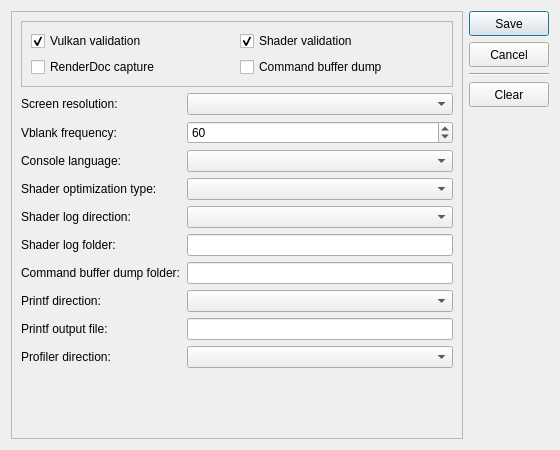
Old version of the form src/launcher/forms/configuration_edit_dialog.ui in the repository ChronoRPG/KytyPS5AstroAMD.
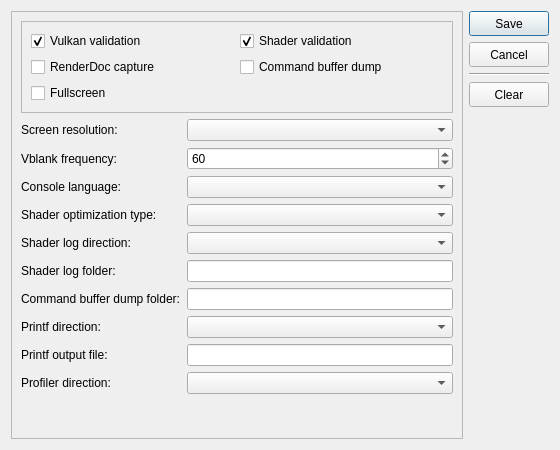
New version of the form. Custom widgets are drawn as their Qt base class.

Commit message: add fullscreen mode

The edit to the form file:
```diff
--- a/src/launcher/forms/configuration_edit_dialog.ui
+++ b/src/launcher/forms/configuration_edit_dialog.ui
@@ -78,6 +78,16 @@
            </property>
           </widget>
          </item>
+         <item row="2" column="0">
+          <widget class="QCheckBox" name="checkBox_fullscreen">
+           <property name="toolTip">
+            <string>Run in borderless desktop fullscreen</string>
+           </property>
+           <property name="text">
+            <string>Fullscreen</string>
+           </property>
+          </widget>
+         </item>
         </layout>
        </widget>
       </item>
```
The commit also changes 7 other files.
